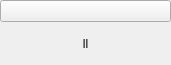
First picture: the form in TitleButton.ui, repository c95000/DemoCube, before the edit.
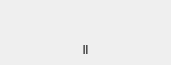
Second picture: the form after the edit. Custom widgets are drawn as their Qt base class.

Patch:
```diff
--- a/TitleButton.ui
+++ b/TitleButton.ui
@@ -21,7 +21,7 @@
   </property>
   <layout class="QVBoxLayout" name="verticalLayout" stretch="1,1">
    <property name="spacing">
-    <number>0</number>
+    <number>5</number>
    </property>
    <property name="leftMargin">
     <number>0</number>
@@ -36,7 +36,7 @@
     <number>0</number>
    </property>
    <item>
-    <widget class="ImageButton" name="button"/>
+    <widget class="ImageButton" name="button" native="true"/>
    </item>
    <item>
     <widget class="QLabel" name="label">
@@ -62,8 +62,8 @@
  <customwidgets>
   <customwidget>
    <class>ImageButton</class>
-   <extends>QPushButton</extends>
-   <header location="global">ImageButton.h</header>
+   <extends>QWidget</extends>
+   <header>ImageButton.h</header>
    <container>1</container>
   </customwidget>
  </customwidgets>
```
